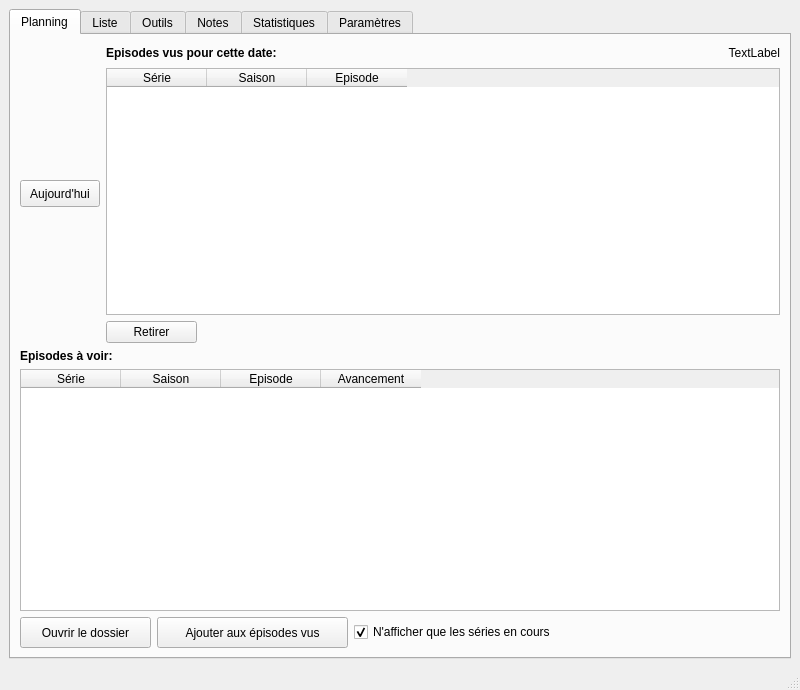
Before: the Qt Designer form ressources/MainWindow.ui in seigneurfuo/MyAnimeManager2, drawn with Qt 5.
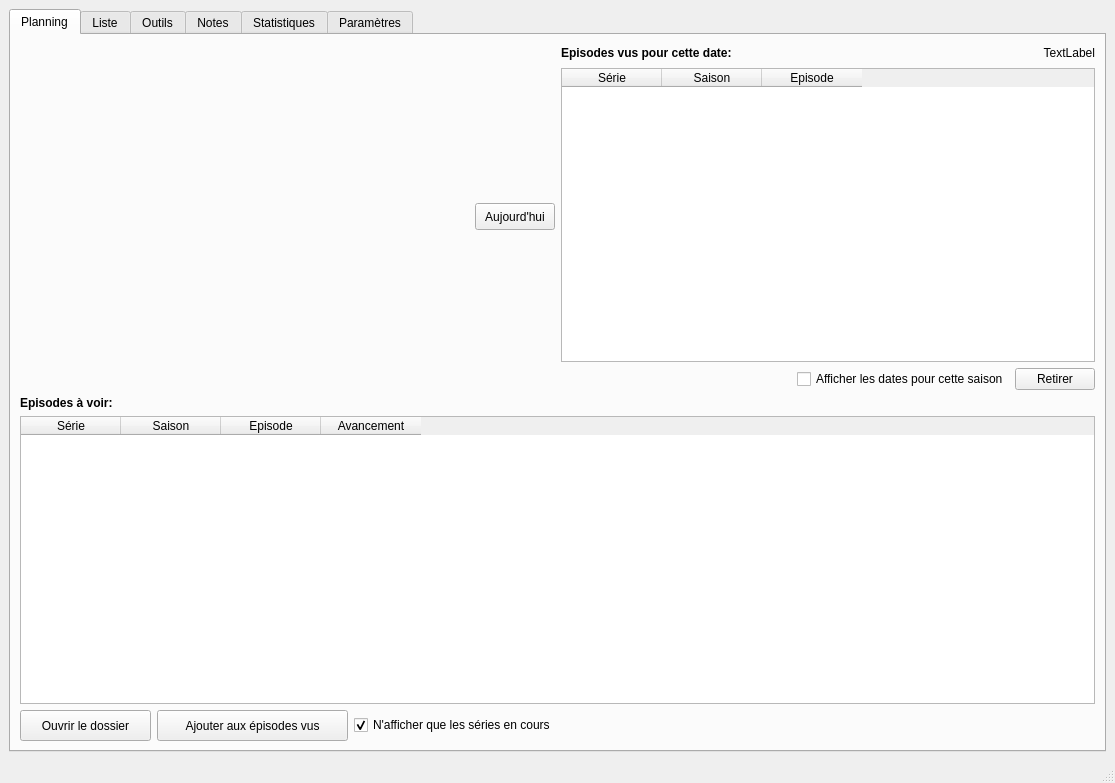
After: the same form once the commit is applied. The open tabs and pages were chosen to show the change. Icons and pictures are not drawn.

Commit message: Ajout d'une case à cocher sur la planning qui permet d'afficher l'historique des épisodes vus pour cette saison selectionnée.

Patch:
```diff
--- a/ressources/MainWindow.ui
+++ b/ressources/MainWindow.ui
@@ -6,8 +6,8 @@
    <rect>
     <x>0</x>
     <y>0</y>
-    <width>800</width>
-    <height>690</height>
+    <width>1115</width>
+    <height>783</height>
    </rect>
   </property>
   <property name="windowTitle">
@@ -25,7 +25,7 @@
        <enum>QTabWidget::Rounded</enum>
       </property>
       <property name="currentIndex">
-       <number>1</number>
+       <number>0</number>
       </property>
       <property name="elideMode">
        <enum>Qt::ElideNone</enum>
@@ -47,6 +47,21 @@
           <item>
            <layout class="QVBoxLayout" name="verticalLayout_3">
             <item>
+             <layout class="QHBoxLayout" name="horizontalLayout_30">
+              <item>
+               <spacer name="horizontalSpacer_6">
+                <property name="orientation">
+                 <enum>Qt::Horizontal</enum>
+                </property>
+                <property name="sizeHint" stdset="0">
+                 <size>
+                  <width>40</width>
+                  <height>20</height>
+                 </size>
+                </property>
+               </spacer>
+              </item>
+              <item>
              <widget class="QPushButton" name="pushButton_9">
               <property name="maximumSize">
                <size>
@@ -65,6 +80,8 @@
             </item>
            </layout>
           </item>
+           </layout>
+          </item>
           <item>
            <layout class="QVBoxLayout" name="verticalLayout_2">
             <item>
@@ -171,6 +188,28 @@
              </widget>
             </item>
             <item>
+             <layout class="QHBoxLayout" name="horizontalLayout_32">
+              <item>
+               <spacer name="horizontalSpacer_5">
+                <property name="orientation">
+                 <enum>Qt::Horizontal</enum>
+                </property>
+                <property name="sizeHint" stdset="0">
+                 <size>
+                  <width>40</width>
+                  <height>20</height>
+                 </size>
+                </property>
+               </spacer>
+              </item>
+              <item>
+               <widget class="QCheckBox" name="season_dates_checkbox">
+                <property name="text">
+                 <string>Afficher les dates pour cette saison</string>
+                </property>
+               </widget>
+              </item>
+              <item>
              <widget class="QPushButton" name="planningDeleteButton">
               <property name="maximumSize">
                <size>
@@ -191,6 +230,8 @@
           </item>
          </layout>
         </item>
+         </layout>
+        </item>
         <item>
          <layout class="QVBoxLayout" name="verticalLayout">
           <item>
@@ -1340,8 +1381,8 @@
                <rect>
                 <x>0</x>
                 <y>0</y>
-                <width>255</width>
-                <height>175</height>
+                <width>467</width>
+                <height>384</height>
                </rect>
               </property>
               <layout class="QGridLayout" name="gridLayout_3">
@@ -1913,8 +1954,8 @@
     <rect>
      <x>0</x>
      <y>0</y>
-     <width>800</width>
-     <height>27</height>
+     <width>1115</width>
+     <height>24</height>
     </rect>
    </property>
   </widget>
```
Lines whose indentation alone changed are shown as unchanged. The commit also changes 2 other files.
